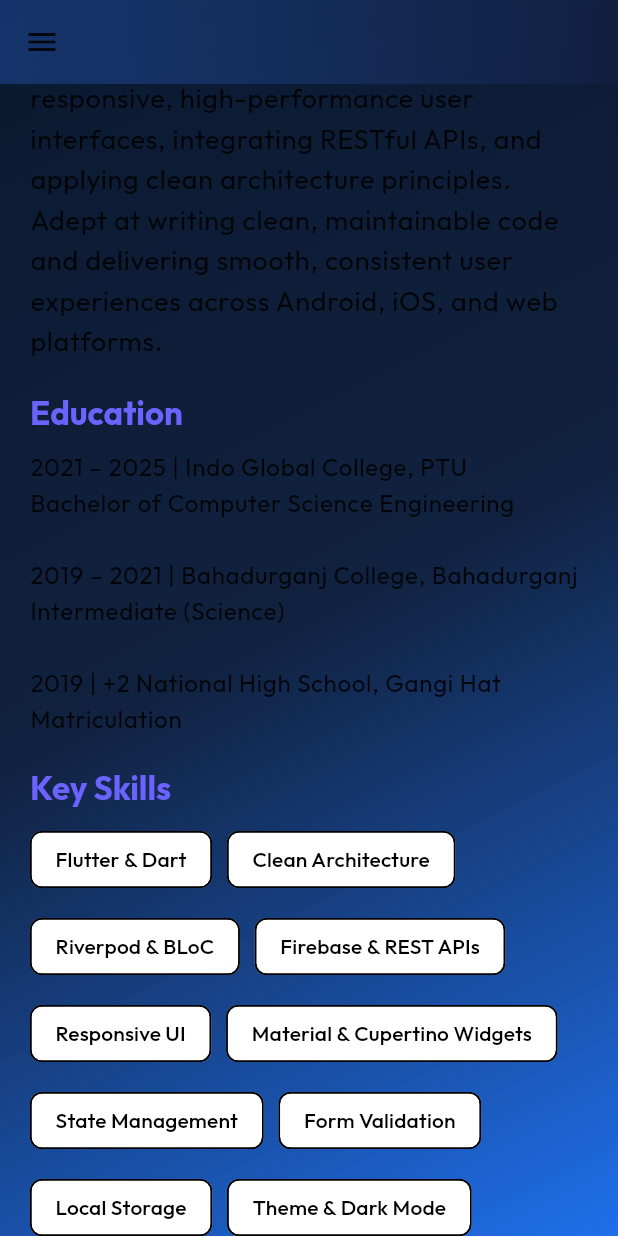
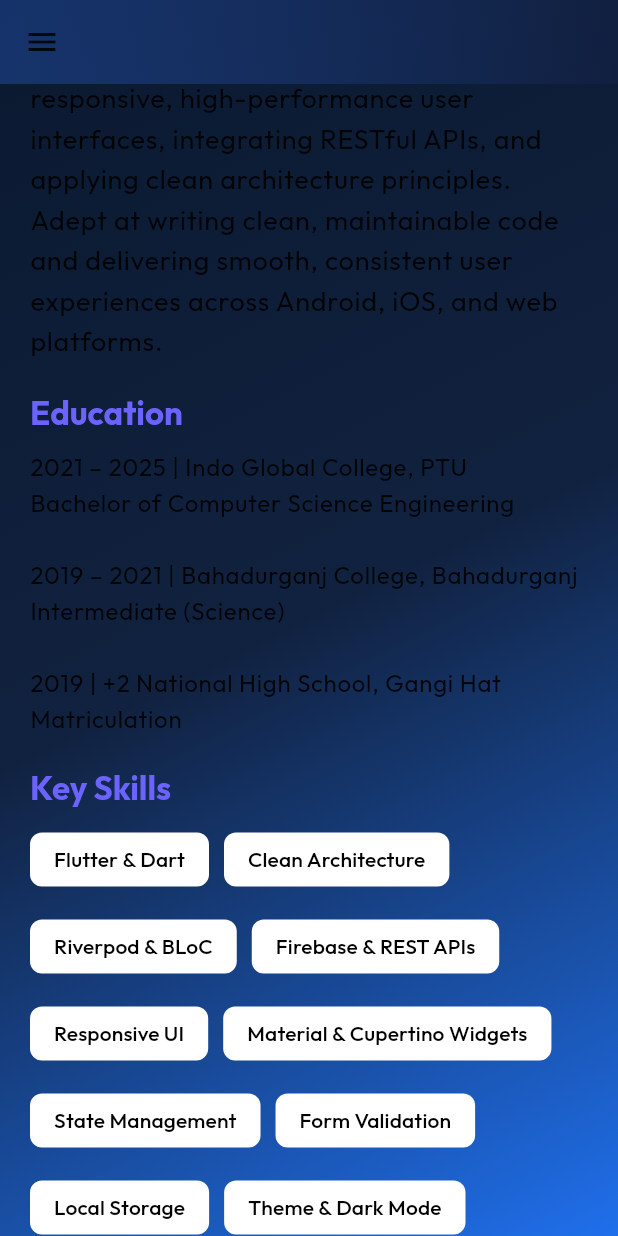
Before and after one commit to K-hashmi9065/kamran-portfolio, a Flutter app: the AboutPage screen opened by its route, scrolled down 576 dp, on a phone screen of 412 x 824 dp. Run offline on Flutter 3.47's test engine with Material 3 defaults, Android fonts, the phone set to English and light mode, and no system bars; drawn by our look-alikes of flutter_animate; our stand-ins replace flutter_riverpod, flutter_screenutil, font_awesome_flutter, go_router, google_fonts.

Commit message:
chip overflow thing is fixed

```diff
--- a/lib/features/about/presentation/pages/about_page.dart
+++ b/lib/features/about/presentation/pages/about_page.dart
@@ -158,47 +158,42 @@ class AboutPage extends ConsumerWidget {
         Wrap(
           spacing: 10,
           runSpacing: 10,
-          children: const [
-            Chip(label: Text('Flutter & Dart')),
-            Chip(label: Text('Clean Architecture')),
-            Chip(label: Text('Riverpod & BLoC')),
-            Chip(label: Text('Firebase & REST APIs')),
-            Chip(label: Text('Responsive UI')),
-
-            // App Development
-            Chip(label: Text('Material & Cupertino Widgets')),
-            Chip(label: Text('State Management')),
-            Chip(label: Text('Form Validation')),
-            Chip(label: Text('Local Storage')),
-            Chip(label: Text('Theme & Dark Mode')),
-
-            // Backend & Networking
-            Chip(label: Text('Dio HTTP Client')),
-            Chip(label: Text('JSON Parsing')),
-            Chip(label: Text('Authentication')),
-            Chip(label: Text('API Integration')),
-            Chip(label: Text('Error Handling')),
-
-            // Localization & Notifications
-            Chip(label: Text('Localization (i18n & l10n)')),
-            Chip(label: Text('Multi-language Support')),
-            Chip(label: Text('Local Notifications')),
-            Chip(label: Text('Push Notifications (Basics)')),
-
-            // Architecture & Tools
-            Chip(label: Text('MVVM / MVC')),
-            Chip(label: Text('Dependency Injection')),
-            Chip(label: Text('GetIt')),
-            Chip(label: Text('GoRouter')),
-            Chip(label: Text('Git & GitHub')),
-
-            // Quality & Extras
-            Chip(label: Text('Debugging')),
-            Chip(label: Text('Unit Testing (Basics)')),
-            Chip(label: Text('Widget Testing (Basics)')),
-            Chip(label: Text('Animations (Basic)')),
-            Chip(label: Text('Problem Solving')),
-          ],
+          children:
+              [
+                    'Flutter & Dart',
+                    'Clean Architecture',
+                    'Riverpod & BLoC',
+                    'Firebase & REST APIs',
+                    'Responsive UI',
+                    'Material & Cupertino Widgets',
+                    'State Management',
+                    'Form Validation',
+                    'Local Storage',
+                    'Theme & Dark Mode',
+                    'Dio HTTP Client',
+                    'JSON Parsing',
+                    'Authentication',
+                    'API Integration',
+                    'Error Handling',
+                    'Localization (i18n & l10n)',
+                    'Multi-language Support',
+                    'Local Notifications',
+                    'Push Notifications (Basics)',
+                    'MVVM / MVC',
+                    'Dependency Injection',
+                    'GetIt',
+                    'GoRouter',
+                    'Git & GitHub',
+                    'Debugging',
+                    'Unit Testing (Basics)',
+                    'Widget Testing (Basics)',
+                    'Animations (Basic)',
+                    'Problem Solving',
+                  ]
+                  .map(
+                    (skill) => Chip(label: Text(skill), side: BorderSide.none),
+                  )
+                  .toList(),
         ),
       ],
     );
--- a/lib/features/projects/presentation/pages/projects_page.dart
+++ b/lib/features/projects/presentation/pages/projects_page.dart
@@ -161,6 +161,7 @@ class ProjectsPage extends ConsumerWidget {
                                                 ),
                                               ),
                                               padding: EdgeInsets.zero,
+                                              side: BorderSide.none,
                                             ),
                                           )
                                           .toList(),
```
